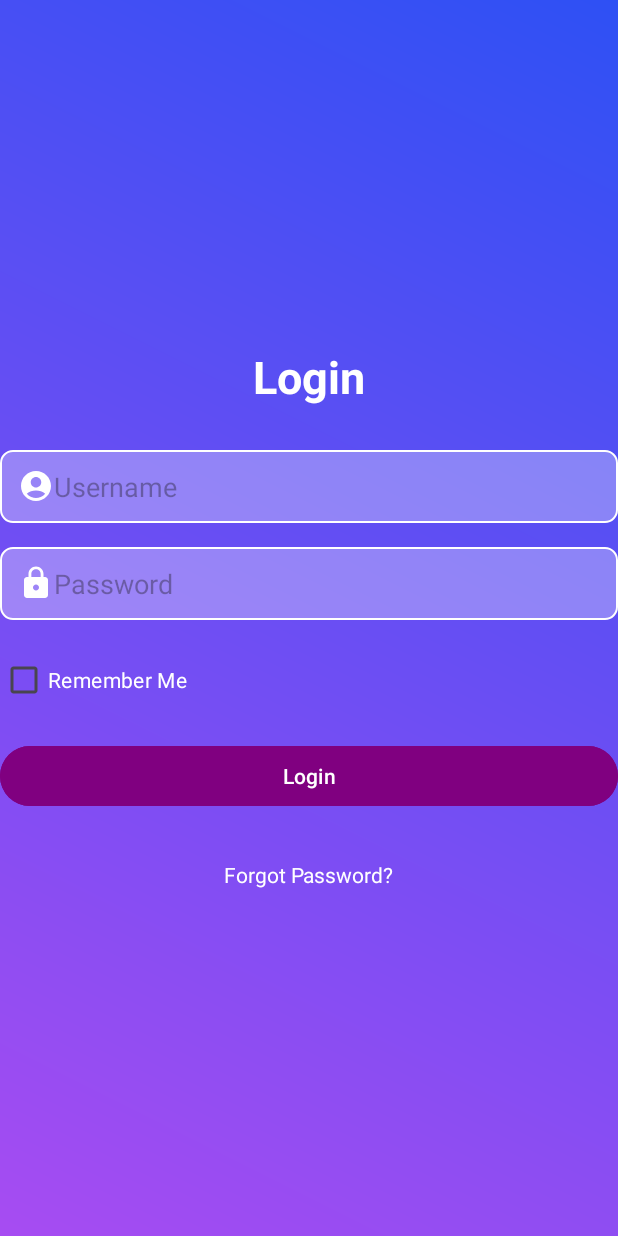
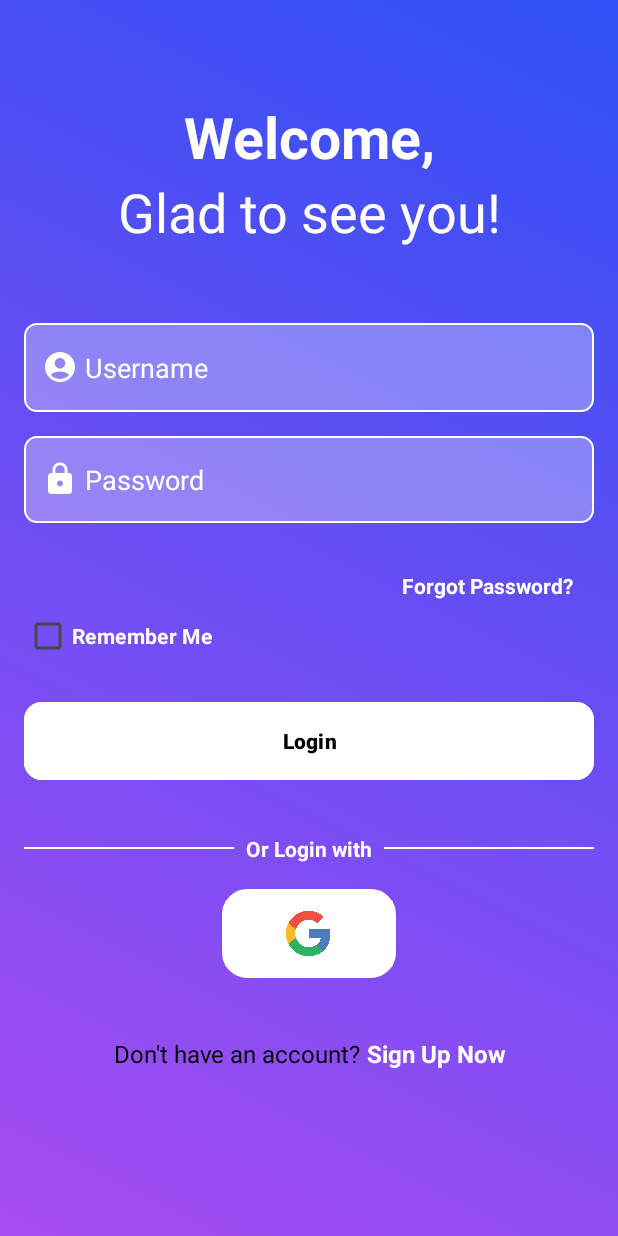
Before and after one commit to mini-projectss/Inventoryapp, an Android app: the screen it shows after launch (login_activity before the commit, LoginActivity after it), after a tap on "Login", on a phone screen of 412 x 824 dp. Run offline under Robolectric (Android 15) with nearby library versions, the phone set to English and light mode, and no system bars; our stand-ins replace Firebase (no records; nobody signed in at launch, a user with empty details on screens opened directly).

Commit message:
update 1.2

```diff
--- /dev/null
+++ b/app/src/main/java/com/example/inventory/LoginActivity.java
@@ -0,0 +1,80 @@
+package com.example.inventory;
+
+import android.content.Intent;
+import android.os.Bundle;
+import android.text.TextUtils;
+import android.view.View;
+import android.widget.Button;
+import android.widget.CheckBox;
+import android.widget.EditText;
+import android.widget.TextView;
+import android.widget.Toast;
+
+import androidx.appcompat.app.AppCompatActivity;
+
+import com.google.firebase.auth.FirebaseAuth;
+
+public class LoginActivity extends AppCompatActivity {
+
+    private EditText username, password;
+    private CheckBox rememberMe;
+    private Button loginButton;
+    private TextView forgotPassword, signUpNow; // Added signUpNow
+    private FirebaseAuth mAuth;
+
+    @Override
+    protected void onCreate(Bundle savedInstanceState) {
+        super.onCreate(savedInstanceState);
+
+        getWindow().getDecorView().setSystemUiVisibility(View.SYSTEM_UI_FLAG_LAYOUT_FULLSCREEN | View.SYSTEM_UI_FLAG_LAYOUT_HIDE_NAVIGATION);
+
+        setContentView(R.layout.activity_login);
+
+        mAuth = FirebaseAuth.getInstance();
+
+        username = findViewById(R.id.username);
+        password = findViewById(R.id.password);
+        rememberMe = findViewById(R.id.remember_me);
+        loginButton = findViewById(R.id.login_btn);
+        forgotPassword = findViewById(R.id.password_recovery);
+        signUpNow = findViewById(R.id.tv_signup); // Find the TextView for "Sign Up Now"
+
+        // Handle login
+        loginButton.setOnClickListener(v -> {
+            String userEmail = username.getText().toString().trim();
+            String userPassword = password.getText().toString().trim();
+
+            if (TextUtils.isEmpty(userEmail) || TextUtils.isEmpty(userPassword)) {
+                Toast.makeText(LoginActivity.this, "Please fill in both fields", Toast.LENGTH_SHORT).show();
+                return;
+            }
+
+            // Attempt Firebase login
+            mAuth.signInWithEmailAndPassword(userEmail, userPassword)
+                    .addOnCompleteListener(task -> {
+                        if (task.isSuccessful()) {
+                            // Login success, navigate to the next screen (MainActivity or Dashboard)
+                            Intent intent = new Intent(LoginActivity.this, MainActivity.class);
+                            startActivity(intent);
+                            finish(); // Close the login activity
+                        } else {
+                            // If login fails, display a message to the user.
+                            Toast.makeText(LoginActivity.this, "Authentication failed: " + task.getException().getMessage(), Toast.LENGTH_LONG).show();
+                        }
+                    });
+        });
+
+        // Handle forgot password
+        forgotPassword.setOnClickListener(v -> {
+            // Handle forgot password logic here, possibly navigating to a password reset screen
+            Toast.makeText(LoginActivity.this, "Forgot password clicked", Toast.LENGTH_SHORT).show();
+        });
+
+        // Handle "Sign Up Now" click
+        signUpNow.setOnClickListener(v -> {
+            // Navigate to SignupActivity when the TextView is clicked
+            Intent intent = new Intent(LoginActivity.this, SignupActivity.class);
+            startActivity(intent);
+        });
+    }
+}
--- a/app/src/main/java/com/example/inventory/MainActivity.java
+++ b/app/src/main/java/com/example/inventory/MainActivity.java
@@ -1,43 +1,40 @@
 package com.example.inventory;
 
+import android.content.Intent;
+import android.graphics.Color;
+import android.os.Build;
 import android.os.Bundle;
-import android.content.Intent;
 import android.view.View;
+import android.view.Window;
+import android.view.WindowManager;
 import android.widget.Button;
-import android.widget.EditText;
-import android.widget.TextView;
 import androidx.appcompat.app.AppCompatActivity;
+import com.google.firebase.auth.FirebaseAuth;
 
 public class MainActivity extends AppCompatActivity {
 
-    private Button loginButton;
-    private Button signupButton;
-    private TextView passwordRecoveryTextView;
+    private Button loginButton, signUpButton;
+    private FirebaseAuth mAuth;
+
     @Override
-    protected void onCreate(Bundle savedInstanceState){
+    protected void onCreate(Bundle savedInstanceState) {
         super.onCreate(savedInstanceState);
+
+        getWindow().getDecorView().setSystemUiVisibility(View.SYSTEM_UI_FLAG_LAYOUT_FULLSCREEN | View.SYSTEM_UI_FLAG_LAYOUT_HIDE_NAVIGATION);
+
         setContentView(R.layout.activity_main);
-        loginButton=findViewById(R.id.login_button);
-        signupButton=findViewById(R.id.signup_button);
 
-        loginButton.setOnClickListener(new View.OnClickListener() {
-            @Override
-            public void onClick(View view){
-                startActivity(new Intent(MainActivity.this,login_activity.class));
-            }
-        });
-        signupButton.setOnClickListener(new View.OnClickListener() {
-            @Override
-            public void onClick(View view){
-                startActivity(new Intent(MainActivity.this,signup_activity.class));
-            }
-        });
+        mAuth = FirebaseAuth.getInstance();
 
-    }
+        loginButton = findViewById(R.id.login_button);
+        signUpButton = findViewById(R.id.signup_button);
+
+        loginButton.setOnClickListener(v -> startActivity(new Intent(MainActivity.this, LoginActivity.class)));
+
+        signUpButton.setOnClickListener(v -> startActivity(new Intent(MainActivity.this, SignupActivity.class)));
 
 
-    private void handlePasswordRecoveryClick() {
-        // Handle password recovery (e.g., navigate to recovery screen)
-        System.out.println("Password recovery clicked");
+
+;
     }
 }
--- a/app/src/main/java/com/example/inventory/login_activity.java
+++ /dev/null
@@ -1,47 +0,0 @@
-package com.example.inventory;
-
-import android.os.Bundle;
-import android.view.View;
-import android.widget.EditText;
-import android.widget.Button;
-import android.widget.Toast;
-
-import androidx.activity.EdgeToEdge;
-import androidx.appcompat.app.AppCompatActivity;
-import androidx.core.graphics.Insets;
-import androidx.core.view.ViewCompat;
-import androidx.core.view.WindowInsetsCompat;
-
-public class login_activity extends AppCompatActivity {
-
-    EditText edUsername, edPassword;
-    Button btn;
-
-    @Override
-    protected void onCreate(Bundle savedInstanceState) {
-        super.onCreate(savedInstanceState);
-        EdgeToEdge.enable(this);
-        setContentView(R.layout.activity_login);
-
-        edUsername=findViewById(R.id.username);
-        edPassword=findViewById(R.id.password);
-        btn=findViewById(R.id.login_btn);
-
-        btn.setOnClickListener(new View.OnClickListener() {
-            @Override
-            public void onClick(View view) {
-                String username=edUsername.getText().toString();
-                String password=edPassword.getText().toString();
-                if(username.length()==0||password.length()==0){
-                    Toast.makeText(getApplicationContext(),"Please fill the details",Toast.LENGTH_SHORT).show();
-                }
-            }
-        });
-        ViewCompat.setOnApplyWindowInsetsListener(findViewById(R.id.main), (v, insets) -> {
-            Insets systemBars = insets.getInsets(WindowInsetsCompat.Type.systemBars());
-            v.setPadding(systemBars.left, systemBars.top, systemBars.right, systemBars.bottom);
-            return insets;
-        });
-
-    }
-}
--- /dev/null
+++ b/app/src/main/res/drawable/rounded_button.xml
@@ -0,0 +1,6 @@
+<?xml version="1.0" encoding="utf-8"?>
+<shape xmlns:android="http://schemas.android.com/apk/res/android">
+    <solid android:color="@android:color/white"/> <!-- Background color -->
+    <corners android:radius="16dp"/> <!-- Adjust the radius for roundness -->
+    <stroke android:width="2dp" android:color="@android:color/white"/> <!-- Optional border -->
+</shape>
--- a/app/src/main/res/layout/activity_login.xml
+++ b/app/src/main/res/layout/activity_login.xml
@@ -9,7 +9,7 @@
     android:gravity="center|start"
     android:orientation="vertical"
     android:padding="16dp"
-    tools:context=".login_activity">
+    tools:context=".LoginActivity">
 
 
     <!-- Application Logo or Title -->
@@ -18,40 +18,54 @@
 
     <TextView
         android:layout_width="wrap_content"
-        android:layout_height="45dp"
+        android:layout_height="wrap_content"
         android:layout_gravity="center"
-        android:layout_marginBottom="24dp"
+
+        android:fontFamily="verdana"
         android:rotationY="0"
-        android:text="Login"
+        android:text="Welcome,"
         android:textAlignment="center"
         android:textColor="#FFFFFF"
-        android:textSize="30dp"
+        android:textSize="38dp"
         android:textStyle="bold" />
+
+    <TextView
+        android:layout_width="wrap_content"
+        android:layout_height="wrap_content"
+        android:layout_gravity="center"
+        android:layout_marginBottom="50dp"
+        android:fontFamily="verdana"
+        android:rotationY="0"
+        android:text="Glad to see you!"
+        android:textAlignment="center"
+        android:textColor="#FFFFFF"
+        android:textSize="36dp" />
 
     <EditText
         android:id="@+id/username"
         android:layout_width="match_parent"
-        android:layout_height="wrap_content"
+        android:layout_height="59dp"
         android:layout_marginBottom="16dp"
         android:background="@drawable/translucent_background"
         android:drawableLeft="@drawable/baseline_account_circle_24"
-        android:hint="Username"
+        android:hint=" Username"
         android:inputType="textEmailAddress"
         android:padding="12dp"
-        android:textColor="#000000" />
+        android:textColorHint="@color/white" />
 
     <!-- Password Field -->
     <EditText
         android:id="@+id/password"
         android:layout_width="match_parent"
-        android:layout_height="wrap_content"
+        android:layout_height="58dp"
         android:layout_marginBottom="16dp"
         android:background="@drawable/translucent_background"
         android:drawableLeft="@drawable/baseline_lock_24"
-        android:hint="Password"
+        android:hint=" Password"
         android:inputType="textPassword"
         android:padding="12dp"
-        android:textColor="#000000" />
+        android:textColor="#000000"
+        android:textColorHint="@color/white" />
 
     <!-- Remember Me Checkbox -->
 
@@ -59,31 +73,120 @@
 
     <!-- Password Recovery Link -->
 
+    <TextView
+        android:id="@+id/password_recovery"
+        android:layout_width="128dp"
+        android:layout_height="wrap_content"
+        android:layout_gravity="right"
+        android:layout_marginTop="16dp"
+        android:clickable="true"
+        android:text="Forgot Password?"
+        android:textColor="#FFFFFF"
+        android:textStyle="bold" />
+
     <CheckBox
         android:id="@+id/remember_me"
         android:layout_width="wrap_content"
         android:layout_height="wrap_content"
         android:layout_marginBottom="16dp"
         android:text="Remember Me"
-        android:textColor="#FFFFFF" />
+        android:textColor="#FFFFFF"
+        android:textStyle="bold" />
 
     <Button
         android:id="@+id/login_btn"
         android:layout_width="match_parent"
-        android:backgroundTint="#FF800080"
+        android:layout_height="60dp"
+        android:layout_marginBottom="16dp"
+        android:backgroundTint="#FFFf"
+        android:text="Login"
+        android:textColor="#000000"
+        android:textStyle="bold"
+        app:cornerRadius="12dp" />
+
+
+    <!-- "Or Login with" text -->
+
+    <!-- Right line -->
+    <LinearLayout
+        android:layout_width="match_parent"
         android:layout_height="wrap_content"
+        android:orientation="horizontal"
+        android:layout_marginTop="16dp"
         android:layout_marginBottom="16dp"
-        android:text="Login" />
+        android:gravity="center">
+
+        <!-- Left line -->
+        <View
+            android:layout_width="0dp"
+            android:layout_height="1dp"
+            android:layout_weight="1"
+            android:background="@android:color/white"/>
+
+        <!-- "Or Login with" text -->
+        <TextView
+            android:layout_width="wrap_content"
+            android:layout_height="wrap_content"
+            android:text="Or Login with"
+            android:textColor="@android:color/white"
+            android:layout_marginStart="8dp"
+            android:layout_marginEnd="8dp"
+            android:textStyle="bold" />
+
+        <!-- Right line -->
+        <View
+            android:layout_width="0dp"
+            android:layout_height="1dp"
+            android:layout_weight="1"
+            android:background="@android:color/white"/>
+    </LinearLayout>
+
+    <!-- Google Login Button -->
+
+    <!-- Facebook Login Button -->
+
+
+    <ImageButton
+        android:id="@+id/btn_google_login"
+        android:layout_width="116dp"
+        android:layout_height="59dp"
+        android:layout_gravity="center"
+        android:layout_margin="1dp"
+        android:adjustViewBounds="true"
+        android:background="@drawable/rounded_button"
+        android:backgroundTint="@color/white"
+        android:padding="8dp"
+        android:scaleType="centerCrop"
+        android:src="@drawable/google" />
+
+    <LinearLayout
+        android:layout_width="382dp"
+        android:layout_height="73dp"
+        android:layout_marginTop="16dp"
+        android:layout_marginBottom="16dp"
+        android:gravity="center"
+        android:orientation="horizontal">  <!-- Signup text -->
 
         <TextView
-        android:id="@+id/password_recovery"
             android:layout_width="wrap_content"
-        android:layout_height="wrap_content"
+            android:layout_height="61dp"
             android:layout_gravity="center"
             android:layout_marginTop="16dp"
-        android:clickable="true"
-        android:text="Forgot Password?"
-        android:textColor="#FFFFFF" />
+            android:text="Don't have an account? "
+            android:textColor="@color/black"
+            android:textSize="16dp" />
+
+        <TextView
+            android:id="@+id/tv_signup"
+            android:layout_width="wrap_content"
+            android:layout_height="29dp"
+            android:layout_gravity="center"
+            android:text="Sign Up Now"
+            android:textColor="@color/white"
+            android:textSize="16dp"
+            android:textStyle="bold" />
 
 
     </LinearLayout>
+
+</LinearLayout>
--- a/app/src/main/res/values/themes.xml
+++ b/app/src/main/res/values/themes.xml
@@ -1,9 +1,15 @@
 <resources xmlns:tools="http://schemas.android.com/tools">
     <!-- Base application theme. -->
     <style name="Base.Theme.Inventory" parent="Theme.Material3.DayNight.NoActionBar">
-        <!-- Customize your light theme here. -->
-        <!-- <item name="colorPrimary">@color/my_light_primary</item> -->
+        <!-- Customize your light theme here -->
+        <!-- Set status and navigation bars to be transparent -->
+        <item name="android:statusBarColor">@android:color/transparent</item>
+        <item name="android:navigationBarColor">@android:color/transparent</item>
+        <item name="android:windowDrawsSystemBarBackgrounds">true</item>
+        <!-- Optional: for light status bar icons -->
+        <!-- <item name="android:windowLightStatusBar">true</item> -->
     </style>
 
+    <!-- Inheriting from the base theme -->
     <style name="Theme.Inventory" parent="Base.Theme.Inventory" />
 </resources>
```
Also changed, not shown: app/src/main/AndroidManifest.xml (+7 -3 lines), app/src/main/java/com/example/inventory/SignupActivity.java (added, +85 -0 lines), app/src/main/java/com/example/inventory/signup_activity.java (deleted, +0 -62 lines), app/src/main/res/layout/activity_main.xml (+14 -11 lines), app/src/main/res/layout/activity_signup.xml (+37 -38 lines), app/src/main/res/drawable/google.png (added), app/src/main/res/drawable/google_logo.png (added), app/src/main/res/drawable/logo1.png (added), 1 other file. Lines whose indentation alone changed are shown as unchanged.
